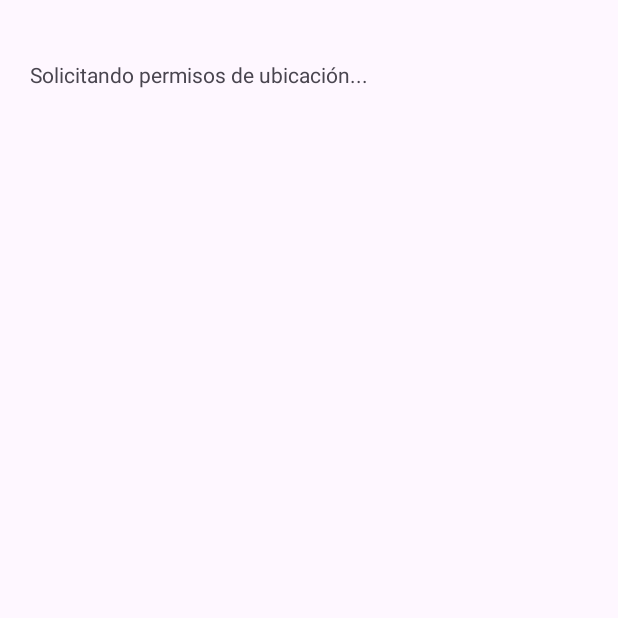
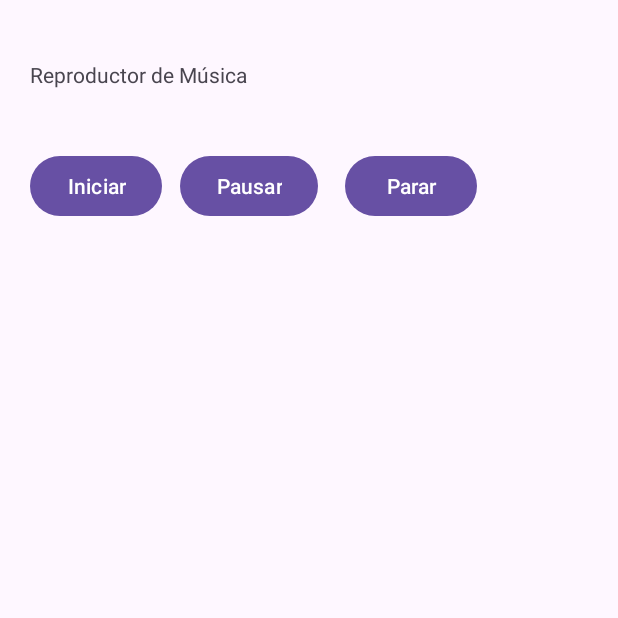
Before and after one commit to Everchavar/progra-II-2025, an Android app: the screen it shows after launch (MainActivity), on a phone screen of 412 x 824 dp, the top half of it. Run offline under Robolectric (Android 15) with nearby library versions, the phone set to English and light mode, and no system bars.

```diff
--- a/app/src/main/java/com/ugb/miprimeraplicacion/MainActivity.java
+++ b/app/src/main/java/com/ugb/miprimeraplicacion/MainActivity.java
@@ -7,6 +7,7 @@ import android.hardware.SensorManager;
 import android.location.Location;
 import android.location.LocationListener;
 import android.location.LocationManager;
+import android.media.MediaPlayer;
 import android.os.Bundle;
 import android.view.View;
 import android.widget.Button;
@@ -22,47 +23,50 @@ public class MainActivity extends AppCompatActivity {
 
     TextView tempVal;
 
-    LocationManager locationManager;
-    LocationListener locationListener;
+    Button btn;
+    MediaPlayer mediaPlayer;
     @Override
     protected void onCreate(Bundle savedInstanceState) {
         super.onCreate(savedInstanceState);
         setContentView(R.layout.activity_main);
-        tempVal = findViewById(R.id.lblSensorGps);
-        obtenerPosicion();
+        tempVal = findViewById(R.id.lblReproductorMusica);
+        reproductorMusca();
+        btn = findViewById(R.id.btnIniciar);
+        btn.setOnClickListener(new View.OnClickListener() {
+            @Override
+            public void onClick(View v) {
+                iniciar();
+            }
+        });
+        btn = findViewById(R.id.btnPausar);
+        btn.setOnClickListener(new View.OnClickListener() {
+            @Override
+            public void onClick(View v) {
+                pausar();
+            }
+        });
+        btn = findViewById(R.id.btnParar);
+        btn.setOnClickListener(new View.OnClickListener() {
+            @Override
+            public void onClick(View v) {
+                detener();
+            }
+        });
     }
-    void obtenerPosicion(){
-        try{
-            locationManager = (LocationManager) getSystemService(LOCATION_SERVICE);
-            if(ActivityCompat.checkSelfPermission(this, android.Manifest.permission.ACCESS_FINE_LOCATION) != getPackageManager().PERMISSION_GRANTED &&
-                    ActivityCompat.checkSelfPermission(this, android.Manifest.permission.ACCESS_COARSE_LOCATION) != getPackageManager().PERMISSION_GRANTED){
-                ActivityCompat.requestPermissions(this, new String[]{android.Manifest.permission.ACCESS_FINE_LOCATION}, 1);
-                tempVal.setText("Solicitando permisos de ubicación...");
-            }
-            locationListener = new LocationListener() {
-                @Override
-                public void onLocationChanged(Location location) {
-                    mostrarUbicacion(location);
-                }
-                @Override
-                public void onStatusChanged(String provider, int status, Bundle extras) {
-                    tempVal.setText("Estado del proveedor: "+ status);
-                }
-                @Override
-                public void onProviderEnabled(String provider) {
-                    tempVal.setText("Proveedor habilitado: "+ provider);
-                }
-                @Override
-                public void onProviderDisabled(String provider) {
-                    tempVal.setText("Proveedor deshabilitado: "+ provider);
-                }
-            };
-            locationManager.requestLocationUpdates(LocationManager.GPS_PROVIDER, 0, 0, locationListener);
-        }catch (SecurityException e){
-            tempVal.setText("Error al obtener la ubicación: "+ e.getMessage());
-        }
+    void reproductorMusca(){
+        mediaPlayer = MediaPlayer.create(this, R.raw.audio);
     }
-    void mostrarUbicacion(Location location){
-        tempVal.setText("Latitud: "+ location.getLatitude() + "\nLongitud: "+ location.getLongitude() + "\nAltitud: "+ location.getAltitude());
+    void iniciar(){
+        mediaPlayer.start();
+        tempVal.setText("Reproduciendo...");
+    }
+    void pausar(){
+        mediaPlayer.pause();
+        tempVal.setText("Pausado...");
+    }
+    void detener(){
+        mediaPlayer.stop();
+        tempVal.setText("Detenido...");
+        reproductorMusca();
     }
 }
--- a/app/src/main/res/layout/activity_main.xml
+++ b/app/src/main/res/layout/activity_main.xml
@@ -7,11 +7,32 @@
     android:layout_height="match_parent"
     tools:context=".MainActivity">
     <TextView
-        android:id="@+id/lblSensorGps"
-        android:text="Sensor GPS"
+        android:id="@+id/lblReproductorMusica"
+        android:text="Reproductor de Música"
         android:layout_marginTop="40dp"
         android:layout_marginLeft="20dp"
         android:layout_width="wrap_content"
         android:layout_height="wrap_content"/>
 
+    <Button
+        android:id="@+id/btnIniciar"
+        android:text="Iniciar"
+        android:layout_marginTop="100dp"
+        android:layout_marginLeft="20dp"
+        android:layout_width="wrap_content"
+        android:layout_height="wrap_content"/>
+    <Button
+        android:id="@+id/btnPausar"
+        android:text="Pausar"
+        android:layout_marginTop="100dp"
+        android:layout_marginLeft="120dp"
+        android:layout_width="wrap_content"
+        android:layout_height="wrap_content"/>
+    <Button
+        android:id="@+id/btnParar"
+        android:text="Parar"
+        android:layout_marginTop="100dp"
+        android:layout_marginLeft="230dp"
+        android:layout_width="wrap_content"
+        android:layout_height="wrap_content"/>
 </RelativeLayout>
```
